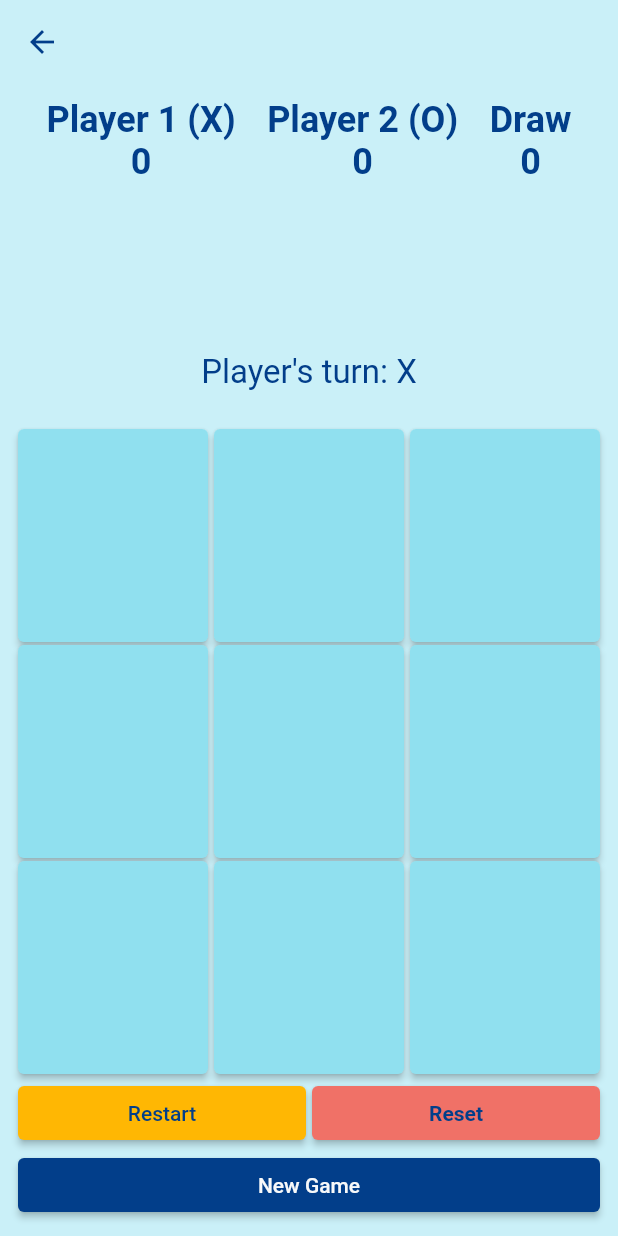
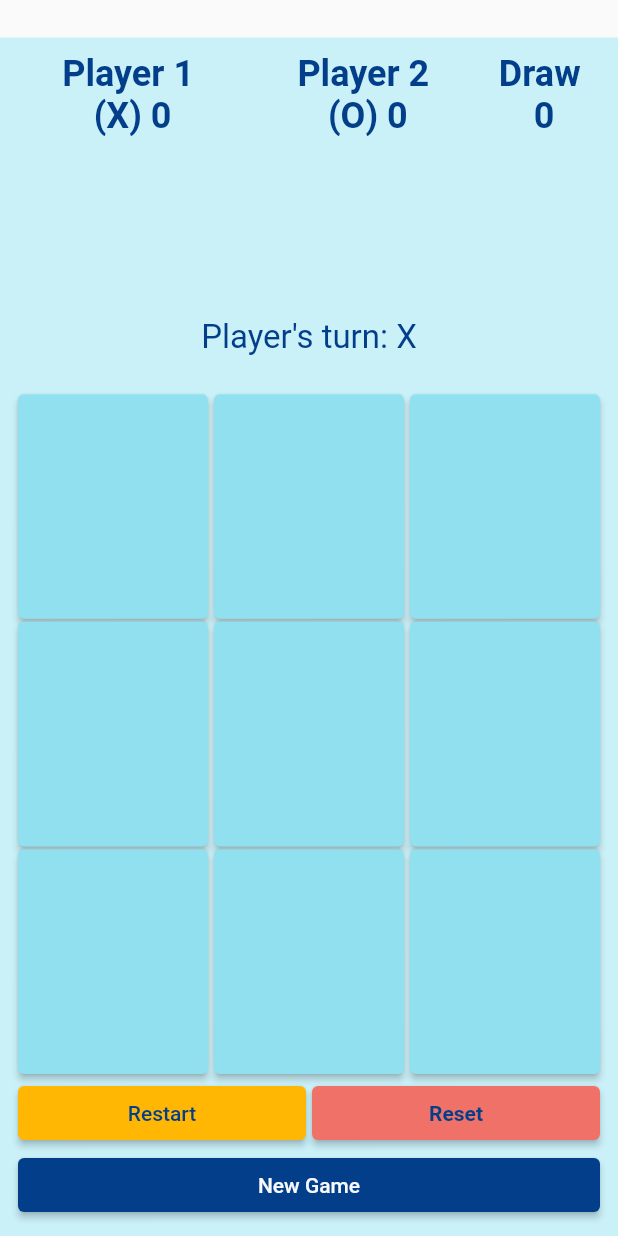
Before and after one commit to AdelTarekSherif/X-O-Game, a Flutter app: the Home_2Players screen opened by its route, after a tap on "Start Game", on a phone screen of 412 x 824 dp. Run offline on Flutter 3.47's test engine with Material 2 defaults, Android fonts, the phone set to English and light mode, and no system bars.

Commit message:
Final project

```diff
--- a/lib/1 Player/Home_1Player.dart
+++ b/lib/1 Player/Home_1Player.dart
@@ -46,7 +46,7 @@ class Home_1Player extends StatelessWidget {
                       Padding(
                         padding: const EdgeInsets.all(25.0),
                         child: MaterialButton(onPressed: (){
-                         Navigator.pushNamed(context,Board_1Player.routeName,arguments: BoardArgs(player1Name: player1Name));
+                         Navigator.pushReplacementNamed(context,Board_1Player.routeName,arguments: BoardArgs(player1Name: player1Name));
                         },
                             child: Text('Start Game',style: TextStyle(
                               color: Color.fromRGBO(248, 249, 250, 1.0),
--- a/lib/2 Players/Board_2Players.dart
+++ b/lib/2 Players/Board_2Players.dart
@@ -1,3 +1,4 @@
+import 'package:flutter/cupertino.dart';
 import 'package:flutter/material.dart';
 
 import '../BoardButton.dart';
@@ -36,14 +37,8 @@ class _Board_2PlayersState extends State<Board_2Players> {
     if(player1Name==''){player1Name='Player 1';}
     if(player2Name==''){player2Name='Player 2';}
     return Scaffold(
-      appBar: AppBar(
-        backgroundColor: Color.fromRGBO(202, 240, 248, 1.0),
-        elevation: 0,
-        iconTheme: IconThemeData(
-          color: Color.fromRGBO(2, 62, 138, 1.0),
-        ),
-      ),
       body: Container(
+        margin: EdgeInsets.only(top: 25),
         padding: EdgeInsets.all(10),
         color:  Color.fromRGBO(202, 240, 248, 1.0),
         child: Column(
@@ -54,9 +49,9 @@ class _Board_2PlayersState extends State<Board_2Players> {
                 child: Row(
                   mainAxisAlignment: MainAxisAlignment.spaceEvenly,
                   children: [
-                    Score(player1Name,playerXScore,'X'),
-                    Score(player2Name,playerOScore,'O'),
-                    Score('Draw',draw,''),
+                    Expanded(flex:2,child: Score(player1Name,playerXScore,'X')),
+                     Expanded(flex:2,child: Score(player2Name,playerOScore,'O')),
+                     Expanded(flex:1,child: Score('Draw',draw,'')),
                   ],
                 ),
               ),
@@ -66,7 +61,7 @@ class _Board_2PlayersState extends State<Board_2Players> {
               child: Row(
                 mainAxisAlignment: MainAxisAlignment.center,
                 children: [
-                  Text("Player's turn: $playerTurn",style: TextStyle(
+                  Text("Player's turn: $playerTurn",overflow: TextOverflow.ellipsis,style: TextStyle(
                     fontSize: 22,
                     color: Color.fromRGBO(2, 62, 138, 1.0),
                     //fontWeight: FontWeight.bold
@@ -161,7 +156,7 @@ class _Board_2PlayersState extends State<Board_2Players> {
                     ),
                     onPressed: (){
                       setState(() {
-                        Navigator.pushNamed(context, MainMenu.routeName);
+                        Navigator.pushReplacementNamed(context, MainMenu.routeName);
                       });
                     },
                     child: Text('New Game',style: TextStyle(
@@ -179,6 +174,7 @@ class _Board_2PlayersState extends State<Board_2Players> {
   void onPlay(index) {
     if(boardState[index].isNotEmpty) return ;
     boardState[index]=counter%2==0?'X':'O';
+    print(counter);
     setState(() {
       if (counter % 2 == 0)
         playerTurn = 'O';
@@ -196,11 +192,18 @@ class _Board_2PlayersState extends State<Board_2Players> {
       playerTurn='O';
       counter=1;
     }
-    else if(counter>=9){
-      counter=0;
-      draw++;
+   else {
+     int x=0;
       for(int i =0;i<9;i++){
-        winnerBackGround[i]=winnerColor;
+        if(boardState[i].isNotEmpty){
+          x++;
+        }
+      }
+      if(x==9){
+        draw++;
+        for(int i =0;i<9;i++){
+          winnerBackGround[i]=winnerColor;
+        }
       }
     }
     setState(() {});
@@ -217,13 +220,6 @@ class _Board_2PlayersState extends State<Board_2Players> {
         x=1;
       }
     }
-    if (x==1){
-      for(int i=0;i<9;i++){
-        if(boardState[i].isEmpty)
-          boardState[i]=' ';
-      }
-      return true;
-    }
     for(int i=0;i<3;i++){
       if(boardState[i]==playerCode&&
           boardState[i+3]==playerCode&&
@@ -234,12 +230,6 @@ class _Board_2PlayersState extends State<Board_2Players> {
         x=1;
       }
     }
-    if (x==1){
-      for(int i=0;i<9;i++){
-        if(boardState[i].isEmpty)boardState[i]=' ';
-      }
-      return true;
-    }
     if(boardState[0]==playerCode&&
         boardState[4]==playerCode&&
         boardState[8]==playerCode) {
@@ -247,12 +237,6 @@ class _Board_2PlayersState extends State<Board_2Players> {
       winnerBackGround[4]=winnerColor;
       winnerBackGround[8]=winnerColor;
       x=1;
-    }
-    if (x==1){
-      for(int i=0;i<9;i++){
-        if(boardState[i].isEmpty)boardState[i]=' ';
-      }
-      return true;
     }
     if(boardState[2]==playerCode&&
         boardState[4]==playerCode&&
@@ -271,7 +255,9 @@ class _Board_2PlayersState extends State<Board_2Players> {
     return false;
   }
   void resetBoard(){
-    boardState = ['', '', '', '', '', '', '', '', ''];
+    boardState = ['', '', '',
+      '', '', '',
+      '', '', ''];
     winnerBackGround=[Color.fromRGBO(144, 224, 239, 1.0),
       Color.fromRGBO(144, 224, 239, 1.0),Color.fromRGBO(144, 224, 239, 1.0),
       Color.fromRGBO(144, 224, 239, 1.0),Color.fromRGBO(144, 224, 239, 1.0),Color.fromRGBO(144, 224, 239, 1.0),
--- a/lib/2 Players/Home_2Players.dart
+++ b/lib/2 Players/Home_2Players.dart
@@ -15,7 +15,7 @@ class Home_2Players extends StatelessWidget {
           color: Color.fromRGBO(2, 62, 138, 1.0),
         ),
       ),
-      body: Container(
+      body:  Container(
         color: Color.fromRGBO(202, 240, 248, 1.0),
         padding: EdgeInsets.all(8),
         child: Column(
@@ -59,7 +59,7 @@ class Home_2Players extends StatelessWidget {
                       Padding(
                         padding: const EdgeInsets.all(25.0),
                         child: MaterialButton(onPressed: (){
-                          Navigator.pushNamed(context,Board_2Players.routeName,arguments: BoardArgs(player1Name: player1Name, player2Name: player2Name));
+                          Navigator.pushReplacementNamed(context,Board_2Players.routeName,arguments: BoardArgs(player1Name: player1Name, player2Name: player2Name));
                         },
                             child: Text('Start Game',style: TextStyle(
                               color: Color.fromRGBO(248, 249, 250, 1.0),
--- a/lib/ScoreText.dart
+++ b/lib/ScoreText.dart
@@ -14,25 +14,29 @@ class Score extends  StatelessWidget {
             children: [
               Column(
                 children: [
+
+                  Container(
+                    child: Text('$playerName ',overflow: TextOverflow.ellipsis,style: TextStyle(
+                        fontSize: 24,
+                        color: Color.fromRGBO(2, 62, 138, 1.0),
+                        fontWeight: FontWeight.bold
+                    ),),
+                  )
+                ],
+              ),
+              Column(
+                children: [
                   playerName!='Draw'?
-                  Text('$playerName ($code)',style: TextStyle(
+                  Text('($code) $playerScore',overflow: TextOverflow.ellipsis,maxLines: 1,style: TextStyle(
                       fontSize: 24,
                       color: Color.fromRGBO(2, 62, 138, 1.0),
                       fontWeight: FontWeight.bold
-                  ),): Text('$playerName',style: TextStyle(
+                  ),):
+                  Text('$playerScore',overflow: TextOverflow.ellipsis,maxLines: 1,style: TextStyle(
                       fontSize: 24,
                       color: Color.fromRGBO(2, 62, 138, 1.0),
                       fontWeight: FontWeight.bold
                   ),)
-                ],
-              ),
-              Column(
-                children: [
-                  Text('$playerScore',style: TextStyle(
-                      fontSize: 24,
-                      color: Color.fromRGBO(2, 62, 138, 1.0),
-                      fontWeight: FontWeight.bold
-                  ),),
                 ],
               ),
             ],
```
Also changed, not shown: lib/1 Player/Board_1Player.dart (+3 -16 lines).
